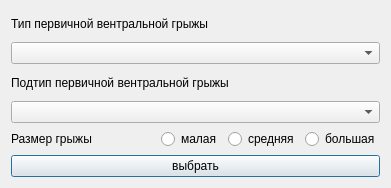
The window that Hernia-Qt/pventralherniaform.ui (dmkrch/Hernia-qt) describes before a commit, drawn with Qt 5.
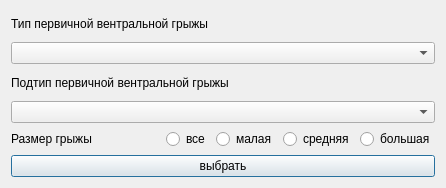
The same window after the commit.

Commit message: 3/3 forms about diagnosis done. Now need to make new operation interface

What changed in the file:
```diff
--- a/Hernia-Qt/pventralherniaform.ui
+++ b/Hernia-Qt/pventralherniaform.ui
@@ -6,7 +6,7 @@
    <rect>
     <x>0</x>
     <y>0</y>
-    <width>391</width>
+    <width>446</width>
     <height>188</height>
    </rect>
   </property>
@@ -65,7 +65,14 @@
       </spacer>
      </item>
      <item>
-      <widget class="QRadioButton" name="radioButton">
+      <widget class="QRadioButton" name="radioButton_all_size">
+       <property name="text">
+        <string>все</string>
+       </property>
+      </widget>
+     </item>
+     <item>
+      <widget class="QRadioButton" name="radioButton_small">
        <property name="text">
         <string>малая</string>
        </property>
```
Left out of the diff: 4 changed lines with no effect on the pictures. The commit also changes 7 other files.
